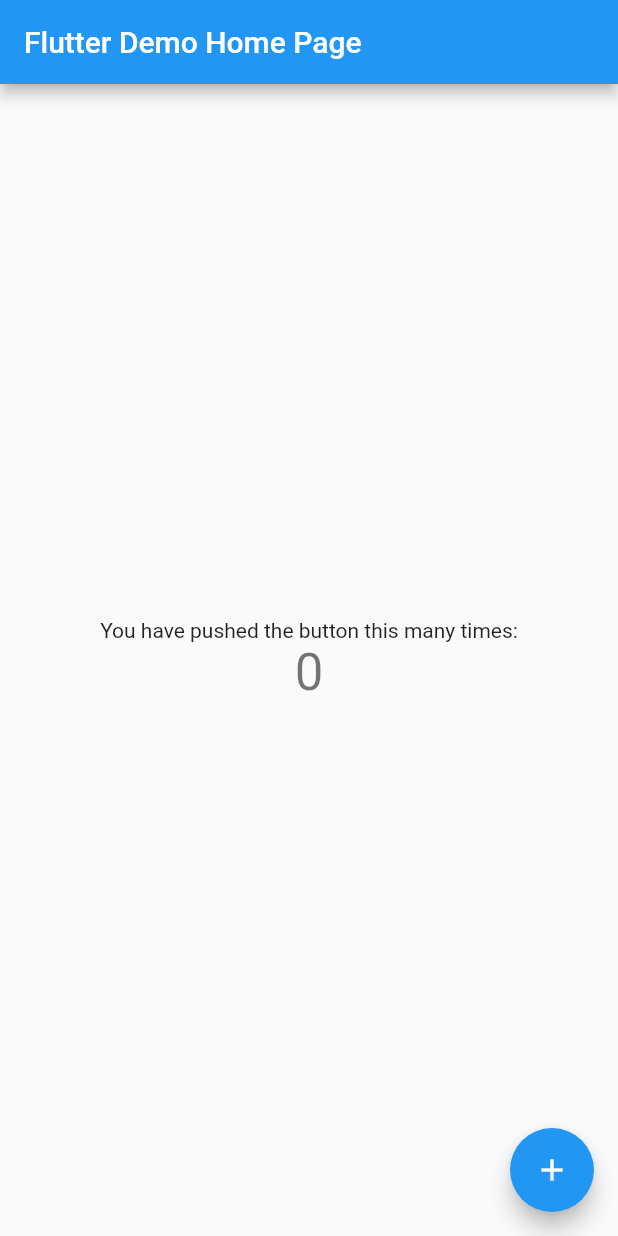
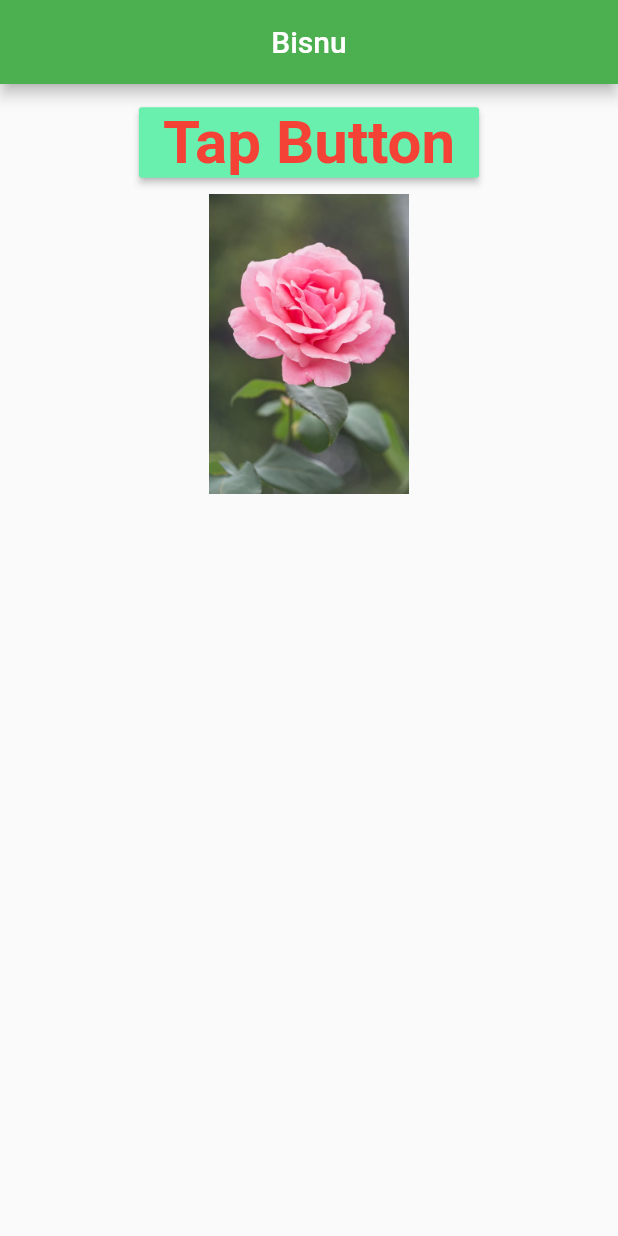
Before and after one commit to ttcapp/bisnu_1, a Flutter app: the screen it shows after launch, on a phone screen of 412 x 824 dp. Run offline on Flutter 3.47's test engine with Material 2 defaults, Android fonts, the phone set to English and light mode, and no system bars.

Commit message:
10 Oct 2021. First Commit

```diff
--- a/lib/main.dart
+++ b/lib/main.dart
@@ -1,113 +1,75 @@
 import 'package:flutter/material.dart';
 
 void main() {
-  runApp(MyApp());
+  runApp( AmarApp());
 }
+String btnText1= "Tap Button";
+Color btnColor1= Colors.greenAccent;
+bool img1visibility=false;
 
-class MyApp extends StatelessWidget {
-  // This widget is the root of your application.
+class AmarApp extends StatelessWidget {
+  const AmarApp({Key? key}) : super(key: key);
+
   @override
   Widget build(BuildContext context) {
     return MaterialApp(
-      title: 'Flutter Demo',
-      theme: ThemeData(
-        // This is the theme of your application.
-        //
-        // Try running your application with "flutter run". You'll see the
-        // application has a blue toolbar. Then, without quitting the app, try
-        // changing the primarySwatch below to Colors.green and then invoke
-        // "hot reload" (press "r" in the console where you ran "flutter run",
-        // or simply save your changes to "hot reload" in a Flutter IDE).
-        // Notice that the counter didn't reset back to zero; the application
-        // is not restarted.
-        primarySwatch: Colors.blue,
-      ),
-      home: MyHomePage(title: 'Flutter Demo Home Page'),
+      home: MyHomePage(),
     );
   }
 }
-
 class MyHomePage extends StatefulWidget {
-  MyHomePage({Key? key, required this.title}) : super(key: key);
-
-  // This widget is the home page of your application. It is stateful, meaning
-  // that it has a State object (defined below) that contains fields that affect
-  // how it looks.
-
-  // This class is the configuration for the state. It holds the values (in this
-  // case the title) provided by the parent (in this case the App widget) and
-  // used by the build method of the State. Fields in a Widget subclass are
-  // always marked "final".
-
-  final String title;
+  const MyHomePage({Key? key}) : super(key: key);
 
   @override
   _MyHomePageState createState() => _MyHomePageState();
 }
 
 class _MyHomePageState extends State<MyHomePage> {
-  int _counter = 0;
-
-  void _incrementCounter() {
-    setState(() {
-      // This call to setState tells the Flutter framework that something has
-      // changed in this State, which causes it to rerun the build method below
-      // so that the display can reflect the updated values. If we changed
-      // _counter without calling setState(), then the build method would not be
-      // called again, and so nothing would appear to happen.
-      _counter++;
-    });
-  }
-
   @override
   Widget build(BuildContext context) {
-    // This method is rerun every time setState is called, for instance as done
-    // by the _incrementCounter method above.
-    //
-    // The Flutter framework has been optimized to make rerunning build methods
-    // fast, so that you can just rebuild anything that needs updating rather
-    // than having to individually change instances of widgets.
     return Scaffold(
       appBar: AppBar(
-        // Here we take the value from the MyHomePage object that was created by
-        // the App.build method, and use it to set our appbar title.
-        title: Text(widget.title),
+        backgroundColor: Colors.green,
+        centerTitle: true,
+        title: Text("Bisnu"),
       ),
-      body: Center(
-        // Center is a layout widget. It takes a single child and positions it
-        // in the middle of the parent.
-        child: Column(
-          // Column is also a layout widget. It takes a list of children and
-          // arranges them vertically. By default, it sizes itself to fit its
-          // children horizontally, and tries to be as tall as its parent.
-          //
-          // Invoke "debug painting" (press "p" in the console, choose the
-          // "Toggle Debug Paint" action from the Flutter Inspector in Android
-          // Studio, or the "Toggle Debug Paint" command in Visual Studio Code)
-          // to see the wireframe for each widget.
-          //
-          // Column has various properties to control how it sizes itself and
-          // how it positions its children. Here we use mainAxisAlignment to
-          // center the children vertically; the main axis here is the vertical
-          // axis because Columns are vertical (the cross axis would be
-          // horizontal).
-          mainAxisAlignment: MainAxisAlignment.center,
-          children: <Widget>[
-            Text(
-              'You have pushed the button this many times:',
-            ),
-            Text(
-              '$_counter',
-              style: Theme.of(context).textTheme.headline4,
-            ),
-          ],
+      body: SingleChildScrollView(
+        child: Center(
+          child: Column(
+            children: [
+              SizedBox(
+                height: 15,
+              ),
+              RaisedButton(
+                color: btnColor1,
+                child: Text(btnText1,style:
+                TextStyle(color: Colors.red,
+                    fontWeight: FontWeight.bold,fontSize: 40),),
+                  onPressed: (){
+                  setState(() {
+                    btnColor1=Colors.white;
+                    btnText1="Button Pressed";
+                    img1visibility=true;
+                  });
+
+              }),
+              SizedBox(
+                height: 10,
+              ),
+              Visibility(
+                visible: img1visibility,
+                  child: Image.network(
+                      "https://cdn.pixabay.com/photo/2015/04/19/08/32/marguerite-729510__480.jpg"
+                  ),
+              ),
+              Container(
+                height: 200,
+                  width: 250,
+                  child: Image.asset("assets/images/image4.jpeg")),
+            ],
+          ),
         ),
-      ),
-      floatingActionButton: FloatingActionButton(
-        onPressed: _incrementCounter,
-        tooltip: 'Increment',
-        child: Icon(Icons.add),
-      ), // This trailing comma makes auto-formatting nicer for build methods.
+      )
     );
   }
 }
```
Also changed, not shown: pubspec.yaml (+5 -2 lines), assets/images/image4.jpeg (added), assets/images/image5.jpg (added), assets/images/image6.png (added), assets/images/image7.png (added), 1 other file.
